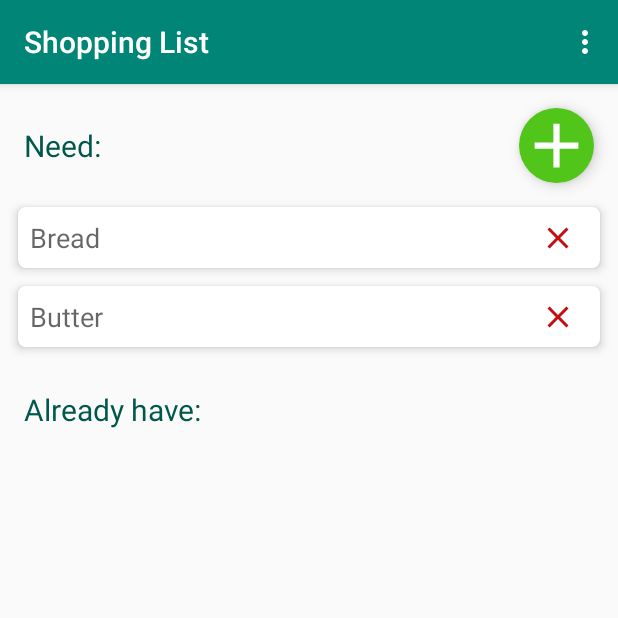
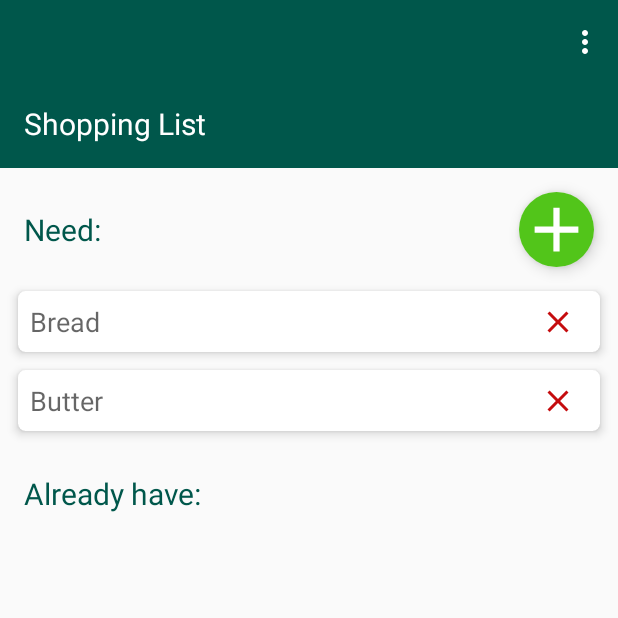
Before and after one commit to wiolkast/easy-shopping-list, an Android app: the screen it shows after launch (MainActivity), on a phone screen of 412 x 824 dp, the top half of it. Run offline under Robolectric (Android 15) with nearby library versions, the phone set to English and light mode, and no system bars; our stand-ins replace ButterKnife, Room's generated code, Timber.

Commit message:
Added collapsing toolbar

```diff
--- a/app/src/main/java/pl/mobileturtle/easyshoppinglist/ListsActivity.java
+++ b/app/src/main/java/pl/mobileturtle/easyshoppinglist/ListsActivity.java
@@ -12,6 +12,7 @@ import android.widget.Toast;
 import androidx.annotation.Nullable;
 import androidx.appcompat.app.AlertDialog;
 import androidx.appcompat.app.AppCompatActivity;
+import androidx.appcompat.widget.Toolbar;
 import androidx.lifecycle.Observer;
 import androidx.lifecycle.ViewModelProviders;
 import androidx.recyclerview.widget.DividerItemDecoration;
@@ -40,6 +41,7 @@ public class ListsActivity extends AppCompatActivity implements ListsAdapter.Cli
     @Nullable @BindView(R.id.button_save) Button buttonSave;
     @Nullable @BindView(R.id.button_cancel) Button buttonCancel;
     @Nullable @BindView(R.id.button_delete) Button buttonDelete;
+    @Nullable @BindView(R.id.toolbar) Toolbar toolbar;
     @BindString(R.string.add_new_list) String newListTitle;
     @BindString(R.string.edit_list) String editListTitle;
     @BindString(R.string.edit_text_list_hint) String editListHint;
@@ -53,6 +55,7 @@ public class ListsActivity extends AppCompatActivity implements ListsAdapter.Cli
         super.onCreate(savedInstanceState);
         setContentView(R.layout.activity_lists);
         ButterKnife.bind(this);
+        setSupportActionBar(toolbar);
 
         ViewModel viewModel = ViewModelProviders.of(this).get(ViewModel.class);
         viewModel.loadAllLists().observe(this, new Observer<List<ListEntry>>() {
--- a/app/src/main/java/pl/mobileturtle/easyshoppinglist/MainActivity.java
+++ b/app/src/main/java/pl/mobileturtle/easyshoppinglist/MainActivity.java
@@ -3,6 +3,7 @@ package pl.mobileturtle.easyshoppinglist;
 import androidx.annotation.Nullable;
 import androidx.appcompat.app.AppCompatActivity;
 import androidx.appcompat.view.menu.MenuBuilder;
+import androidx.appcompat.widget.Toolbar;
 import androidx.lifecycle.Observer;
 import androidx.lifecycle.ViewModelProviders;
 import androidx.recyclerview.widget.ItemTouchHelper;
@@ -16,6 +17,7 @@ import android.os.Bundle;
 import android.preference.PreferenceManager;
 import android.view.Menu;
 import android.view.MenuItem;
+import android.widget.TextView;
 import android.widget.Toast;
 
 import java.util.List;
@@ -28,6 +30,8 @@ import pl.mobileturtle.easyshoppinglist.widget.WidgetService;
 
 public class MainActivity extends AppCompatActivity implements ShoppingListAdapter.ClickListener {
     @BindView(R.id.rv_shopping_list) RecyclerView recyclerView;
+    @BindView(R.id.toolbar) Toolbar toolbar;
+    @BindView(R.id.toolbar_title) TextView toolbarTitle;
     private ShoppingListAdapter adapter;
 
     @Override
@@ -35,7 +39,10 @@ public class MainActivity extends AppCompatActivity implements ShoppingListAdapt
         super.onCreate(savedInstanceState);
         setContentView(R.layout.activity_main);
         ButterKnife.bind(this);
-
+        setSupportActionBar(toolbar);
+        if(getSupportActionBar()!=null) {
+            getSupportActionBar().setDisplayShowTitleEnabled(false);
+        }
         recyclerView.setLayoutManager(new LinearLayoutManager(this));
         recyclerView.setHasFixedSize(true);
         adapter = new ShoppingListAdapter(this);
@@ -56,9 +63,7 @@ public class MainActivity extends AppCompatActivity implements ShoppingListAdapt
         viewModel.getShoppingListName().observe(this, new Observer<String>() {
             @Override
             public void onChanged(@Nullable String listName) {
-                if(getSupportActionBar()!=null) {
-                    getSupportActionBar().setTitle(listName);
-                }
+                    toolbarTitle.setText(listName);
             }
         });
 
--- a/app/src/main/java/pl/mobileturtle/easyshoppinglist/ProductsActivity.java
+++ b/app/src/main/java/pl/mobileturtle/easyshoppinglist/ProductsActivity.java
@@ -3,6 +3,7 @@ package pl.mobileturtle.easyshoppinglist;
 import androidx.annotation.Nullable;
 import androidx.appcompat.app.AlertDialog;
 import androidx.appcompat.app.AppCompatActivity;
+import androidx.appcompat.widget.Toolbar;
 import androidx.lifecycle.Observer;
 import androidx.lifecycle.ViewModelProviders;
 import androidx.recyclerview.widget.DividerItemDecoration;
@@ -42,6 +43,7 @@ public class ProductsActivity extends AppCompatActivity implements ProductsAdapt
     @Nullable @BindView(R.id.button_cancel) Button buttonCancel;
     @Nullable @BindView(R.id.button_delete) Button buttonDelete;
     @Nullable @BindView(R.id.button_add) Button buttonAdd;
+    @Nullable @BindView(R.id.toolbar) Toolbar toolbar;
     @BindString(R.string.add_new_product) String newProductTitle;
     @BindString(R.string.edit_product) String editProductTitle;
     @BindString(R.string.edit_text_product_hint) String editProductHint;
@@ -56,6 +58,7 @@ public class ProductsActivity extends AppCompatActivity implements ProductsAdapt
         super.onCreate(savedInstanceState);
         setContentView(R.layout.activity_products);
         ButterKnife.bind(this);
+        setSupportActionBar(toolbar);
 
         recyclerView.setLayoutManager(new LinearLayoutManager(this));
         recyclerView.setHasFixedSize(true);
--- /dev/null
+++ b/app/src/main/res/drawable/placeholder.xml
@@ -0,0 +1,4 @@
+<shape xmlns:android="http://schemas.android.com/apk/res/android"
+    android:shape="rectangle" >
+    <solid android:color="?colorPrimaryDark" />
+</shape>
--- a/app/src/main/res/layout/activity_main.xml
+++ b/app/src/main/res/layout/activity_main.xml
@@ -1,10 +1,41 @@
 <?xml version="1.0" encoding="utf-8"?>
-<androidx.constraintlayout.widget.ConstraintLayout xmlns:android="http://schemas.android.com/apk/res/android"
+<androidx.coordinatorlayout.widget.CoordinatorLayout xmlns:android="http://schemas.android.com/apk/res/android"
     xmlns:app="http://schemas.android.com/apk/res-auto"
     xmlns:tools="http://schemas.android.com/tools"
     android:layout_width="match_parent"
     android:layout_height="match_parent"
     tools:context=".MainActivity">
+
+    <com.google.android.material.appbar.AppBarLayout
+        android:layout_width="match_parent"
+        android:layout_height="112dp"
+        app:elevation="@dimen/toolbar_elevation">
+
+        <com.google.android.material.appbar.CollapsingToolbarLayout
+            android:id="@+id/collapsing_toolbar_layout"
+            style="@style/CollapsingToolbarLayoutStyle">
+
+            <ImageView
+                android:layout_width="match_parent"
+                android:layout_height="150dp"
+                android:src="@drawable/placeholder"
+                android:layout_gravity="bottom|start"
+                android:contentDescription="@string/toolbar_picture_description"/>
+
+            <androidx.appcompat.widget.Toolbar
+                android:id="@+id/toolbar"
+                style="@style/MainToolbarStyle"/>
+
+            <TextView
+                android:id="@+id/toolbar_title"
+                style="@style/MainToolbarTitleStyle"/>
+
+        </com.google.android.material.appbar.CollapsingToolbarLayout>
+
+    </com.google.android.material.appbar.AppBarLayout>
+
+    <androidx.core.widget.NestedScrollView
+        style="@style/NestedScrollViewStyle">
 
         <androidx.recyclerview.widget.RecyclerView
             android:id="@+id/rv_shopping_list"
@@ -15,4 +46,6 @@
             app:layout_constraintBottom_toBottomOf="parent"
             app:layout_constraintRight_toRightOf="parent"/>
 
-</androidx.constraintlayout.widget.ConstraintLayout>
+    </androidx.core.widget.NestedScrollView>
+
+</androidx.coordinatorlayout.widget.CoordinatorLayout>
--- a/app/src/main/res/values/dimens.xml
+++ b/app/src/main/res/values/dimens.xml
@@ -20,9 +20,13 @@
     <dimen name="widget_title_text_size">16sp</dimen>
 
     <!-- Floating action button -->
-    <dimen name="fab_margin">16dp</dimen>
+    <dimen name="fab_margin">32dp</dimen>
     <dimen name="fab_elevation">6dp</dimen>
     <dimen name="fab_max_image_size">56dp</dimen>
     <dimen name="fab_pressed_translation_z">12dp</dimen>
 
+    <!-- Toolbar -->
+    <dimen name="toolbar_elevation">4dp</dimen>
+    <dimen name="toolbar_title_size">20sp</dimen>
+
 </resources>
--- a/app/src/main/res/values/strings.xml
+++ b/app/src/main/res/values/strings.xml
@@ -8,6 +8,8 @@
     <string name="menu_send_to_email">Send to email</string>
 
     <!-- Main Activity -->
+    <string name="toolbar_picture_description">Toolbar picture</string>
+
     <string name="need_label">Need:</string>
     <string name="already_have_label">Already have:</string>
 
--- a/app/src/main/res/values/styles.xml
+++ b/app/src/main/res/values/styles.xml
@@ -1,7 +1,7 @@
 <resources>
 
     <!-- Base application theme. -->
-    <style name="AppTheme" parent="Theme.AppCompat.Light.DarkActionBar">
+    <style name="AppTheme" parent="Theme.AppCompat.Light.NoActionBar">
         <item name="colorPrimary">@color/colorPrimary</item>
         <item name="colorPrimaryDark">@color/colorPrimaryDark</item>
         <item name="colorAccent">@color/colorAccent</item>
@@ -17,6 +17,46 @@
     </style>
     <style name="AppTheme.Products" parent="@style/AppTheme">
         <item name="android:windowEnterTransition">@transition/slide</item>
+    </style>
+
+    <!-- MAIN ACTIVITY -->
+
+    <style name="CollapsingToolbarLayoutStyle">
+        <item name="android:layout_width">match_parent</item>
+        <item name="android:layout_height">match_parent</item>
+        <item name="layout_scrollFlags">scroll|exitUntilCollapsed</item>
+        <item name="contentScrim">?colorPrimary</item>
+        <item name="titleEnabled">false</item>
+    </style>
+
+    <style name="NestedScrollViewStyle">
+        <item name="android:layout_width">match_parent</item>
+        <item name="android:layout_height">match_parent</item>
+        <item name="android:clipToPadding">false</item>
+        <item name="layout_behavior">@string/appbar_scrolling_view_behavior</item>
+    </style>
+
+    <!-- Toolbar -->
+    <style name="MainToolbarStyle">
+        <item name="android:layout_width">match_parent</item>
+        <item name="android:layout_height">?attr/actionBarSize</item>
+        <item name="layout_collapseMode">pin</item>
+        <item name="android:clickable">true</item>
+        <item name="android:focusable">true</item>
+        <item name="theme">@style/ToolbarTheme</item>
+    </style>
+    <style name="ToolbarTheme" parent="@style/ThemeOverlay.AppCompat.ActionBar">
+        <item name="colorControlNormal">@android:color/white</item>
+    </style>
+
+    <style name="MainToolbarTitleStyle">
+        <item name="android:layout_width">wrap_content</item>
+        <item name="android:layout_height">wrap_content</item>
+        <item name="android:layout_gravity">bottom</item>
+        <item name="android:layout_margin">@dimen/main_layout_margin</item>
+        <item name="android:textSize">@dimen/toolbar_title_size</item>
+        <item name="android:textColor">@android:color/white</item>
+        <item name="theme">@style/ToolbarTheme</item>
     </style>
 
     <!-- Shopping List -->
@@ -59,6 +99,21 @@
         <item name="android:stateListAnimator">@animator/image_button_rise</item>
         <item name="android:background">@drawable/image_button_ripple</item>
         <item name="android:layout_margin">@dimen/main_layout_margin</item>
+    </style>
+
+    <!-- LISTS AND PRODUCTS ACTIVITY -->
+
+    <!-- Toolbar -->
+    <style name="ToolbarStyle">
+        <item name="android:layout_width">match_parent</item>
+        <item name="android:layout_height">?attr/actionBarSize</item>
+        <item name="android:background">?attr/colorPrimary</item>
+        <item name="android:elevation">@dimen/toolbar_elevation</item>
+        <item name="android:theme">@style/ThemeOverlay.AppCompat.Dark.ActionBar</item>
+        <item name="android:popupTheme">@style/ThemeOverlay.AppCompat.Light</item>
+        <item name="android:clickable">true</item>
+        <item name="android:focusable">true</item>
+        <item name="navigationIcon">?homeAsUpIndicator</item>
     </style>
 
     <!-- List and product items -->
```
Also changed, not shown: app/src/main/res/layout/activity_lists.xml (+11 -4 lines), app/src/main/res/layout/activity_products.xml (+11 -4 lines). Lines whose indentation alone changed are shown as unchanged.
